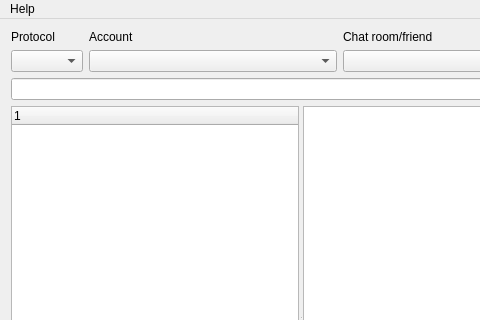
The window that mainwindow.ui (kuanyui/PurpleLogViewer) describes before a commit, drawn with Qt 5; both pictures show x 0 to 480 and y 0 to 320 of the 601 by 575 pixel window.
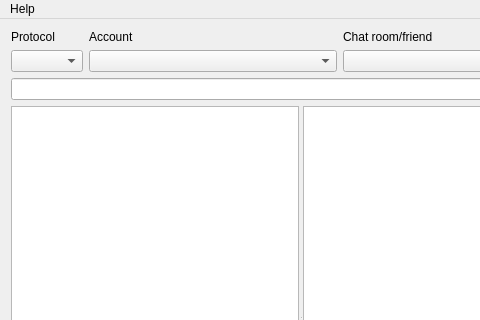
The same window after the commit.

Commit message: ┌（┌ ＾o＾）┐ﾎﾓｫ

```diff
--- a/mainwindow.ui
+++ b/mainwindow.ui
@@ -97,7 +97,7 @@
         </sizepolicy>
        </property>
        <attribute name="headerVisible">
-        <bool>true</bool>
+        <bool>false</bool>
        </attribute>
        <column>
         <property name="text">
```
Left out of the diff: 4 changed lines with no effect on the pictures. The commit also changes 2 other files.
